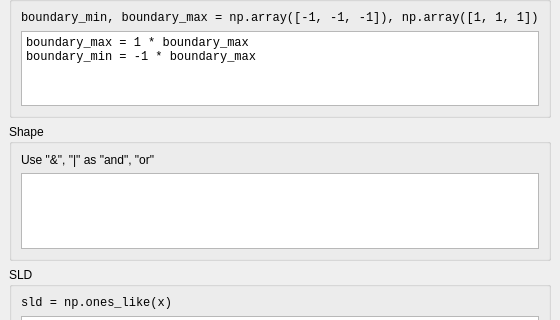
Before: the Qt Designer form qtgui/MathModelGenerationWindow.ui in molybd/Model2SAS, drawn with Qt 5; both pictures show x 0 to 560 and y 194 to 514 of the 560 by 634 pixel window.
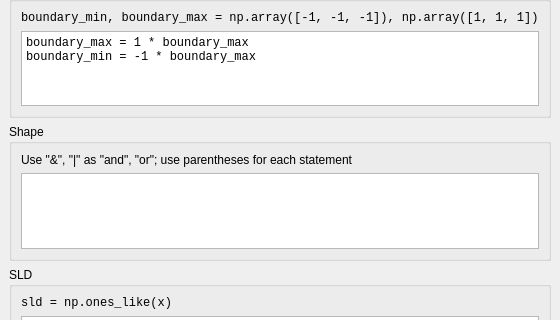
After: the same form once the commit is applied.

Commit message: a little changes on math model generation GUI

The edit to the form file:
```diff
--- a/qtgui/MathModelGenerationWindow.ui
+++ b/qtgui/MathModelGenerationWindow.ui
@@ -172,7 +172,7 @@
        <item>
         <widget class="QLabel" name="label_6">
          <property name="text">
-          <string>Use &quot;&amp;&quot;, &quot;|&quot; as &quot;and&quot;, &quot;or&quot;</string>
+          <string>Use &quot;&amp;&quot;, &quot;|&quot; as &quot;and&quot;, &quot;or&quot;; use parentheses for each statement</string>
          </property>
         </widget>
        </item>
```
The commit also changes 1 other file.
